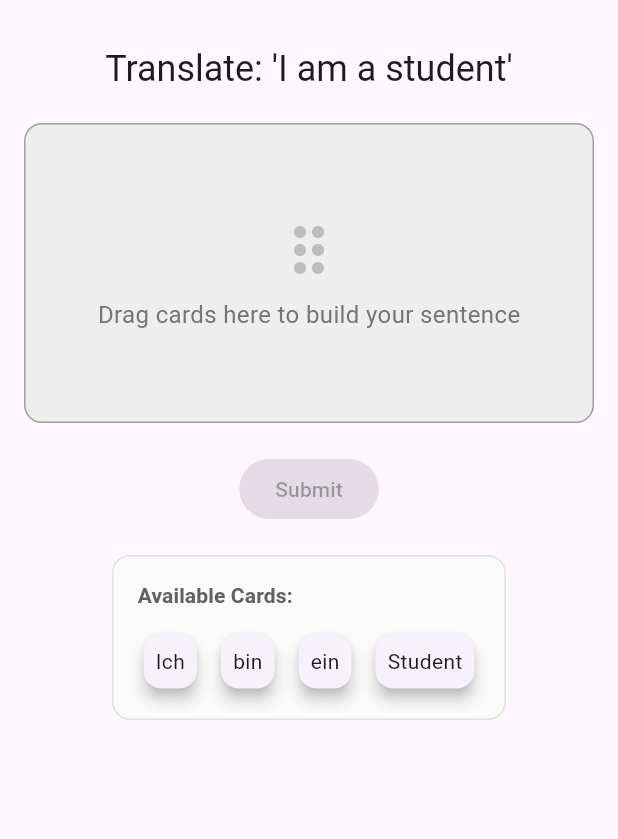
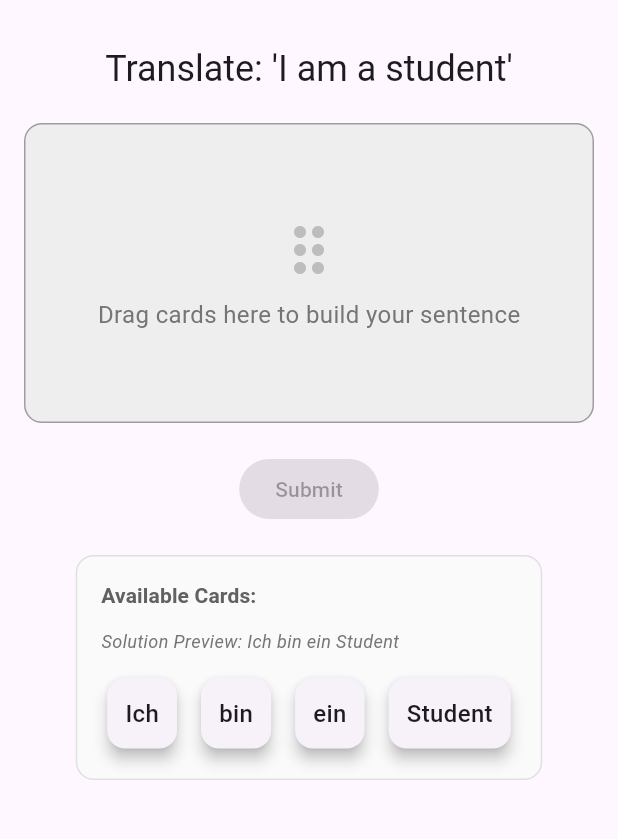
Before and after one commit to ham-zax/laxis, a Flutter app: the GameScreen screen opened directly, on a phone screen of 412 x 824 dp, the part 63-902 px from its top. Run offline on Flutter 3.47's test engine with Material 3 defaults, Android fonts, the phone set to English and light mode, and no system bars; our stand-ins replace shared_preferences; accounts and stored records are empty.

Commit message:
refactor: Update CardWidget and GameScreen to improve card management and interaction

```diff
--- a/packages/laxis_ui/lib/card_widget.dart
+++ b/packages/laxis_ui/lib/card_widget.dart
@@ -1,33 +1,26 @@
 import 'package:flutter/material.dart';
 import 'conjugation_widget.dart';
 
-class CardWidget extends StatefulWidget {
+class CardWidget extends StatelessWidget {
   const CardWidget({
     super.key,
     required this.text,
-    this.isDraggable = true,
     this.isUsed = false,
-    this.onDragStarted,
-    this.onDragEnd,
+    this.elevation,
+    this.onTap,
   });
 
   final String text;
-  final bool isDraggable;
   final bool isUsed;
-  final VoidCallback? onDragStarted;
-  final VoidCallback? onDragEnd;
+  final double? elevation;
+  final VoidCallback? onTap;
 
   @override
-  State<CardWidget> createState() => _CardWidgetState();
-}
-
-class _CardWidgetState extends State<CardWidget> {
-  @override
   Widget build(BuildContext context) {
-    final cardWidget = GestureDetector(
-      onTap: () {
+    return GestureDetector(
+      onTap: onTap ?? () {
         const toBeForms = {'bin', 'bist', 'ist', 'sind', 'seid'};
-        if (toBeForms.contains(widget.text)) {
+        if (toBeForms.contains(text)) {
           showDialog(
             context: context,
             builder: (context) => const ConjugationWidget(),
@@ -35,58 +28,84 @@ class _CardWidgetState extends State<CardWidget> {
         }
       },
       child: Card(
-        elevation: widget.isUsed ? 1.0 : 4.0,
-        color: widget.isUsed ? Colors.grey[300] : null,
+        elevation: elevation ?? (isUsed ? 1.0 : 4.0),
+        color: isUsed ? Colors.grey[300] : null,
         child: Padding(
-          padding: const EdgeInsets.all(8.0),
+          padding: const EdgeInsets.all(12.0),
           child: Text(
-            widget.text,
+            text,
             style: TextStyle(
-              color: widget.isUsed ? Colors.grey[600] : null,
+              color: isUsed ? Colors.grey[600] : null,
+              fontSize: 16,
+              fontWeight: FontWeight.w500,
             ),
           ),
         ),
       ),
     );
+  }
+}
 
-    if (!widget.isDraggable || widget.isUsed) {
-      return cardWidget;
+class DraggableCardWidget extends StatefulWidget {
+  const DraggableCardWidget({
+    super.key,
+    required this.cardId,
+    required this.text,
+    this.isUsed = false,
+    this.onDragStarted,
+    this.onDragEnd,
+  });
+
+  final String cardId;
+  final String text;
+  final bool isUsed;
+  final VoidCallback? onDragStarted;
+  final VoidCallback? onDragEnd;
+
+  @override
+  State<DraggableCardWidget> createState() => _DraggableCardWidgetState();
+}
+
+class _DraggableCardWidgetState extends State<DraggableCardWidget> {
+  @override
+  Widget build(BuildContext context) {
+    if (widget.isUsed) {
+      return CardWidget(
+        text: widget.text,
+        isUsed: true,
+      );
     }
 
-    return Draggable<String>(
-      data: widget.text,
+    return Draggable<Map<String, String>>(
+      data: {'id': widget.cardId, 'text': widget.text},
       onDragStarted: widget.onDragStarted,
       onDragEnd: (_) => widget.onDragEnd?.call(),
       feedback: Material(
-        elevation: 6.0,
+        elevation: 8.0,
+        borderRadius: BorderRadius.circular(8),
         child: Container(
+          padding: const EdgeInsets.all(12.0),
           decoration: BoxDecoration(
             color: Colors.blue[50],
             borderRadius: BorderRadius.circular(8),
             border: Border.all(color: Colors.blue, width: 2),
           ),
-          padding: const EdgeInsets.all(8.0),
           child: Text(
             widget.text,
             style: const TextStyle(
               fontWeight: FontWeight.bold,
               color: Colors.blue,
+              fontSize: 16,
             ),
           ),
         ),
       ),
-      childWhenDragging: Card(
+      childWhenDragging: CardWidget(
+        text: widget.text,
         elevation: 1.0,
-        color: Colors.grey[200],
-        child: Padding(
-          padding: const EdgeInsets.all(8.0),
-          child: Text(
-            widget.text,
-            style: TextStyle(color: Colors.grey[500]),
-          ),
-        ),
+        onTap: () {}, // Disable tap when dragging
       ),
-      child: cardWidget,
+      child: CardWidget(text: widget.text),
     );
   }
 }
--- a/packages/laxis_ui/lib/game_screen.dart
+++ b/packages/laxis_ui/lib/game_screen.dart
@@ -20,8 +20,8 @@ class GameScreen extends StatefulWidget {
 class _GameScreenState extends State<GameScreen> {
   late final LaxisEngine _engine;
   lmi.Quest? _currentQuest;
-  List<lmi.Card> _cards = [];
-  Set<String> _usedCards = {};
+  List<lmi.Card> _availableCards = [];
+  Set<String> _usedCardIds = {};
 
   @override
   void initState() {
@@ -40,9 +40,9 @@ class _GameScreenState extends State<GameScreen> {
   void _loadNextQuest() {
     setState(() {
       _currentQuest = _engine.getNextQuest(widget.level);
-      _usedCards.clear();
+      _usedCardIds.clear();
       if (_currentQuest != null) {
-        _cards = _engine.getCardsForQuest(_currentQuest!);
+        _availableCards = _engine.getCardsForQuest(_currentQuest!);
       }
     });
   }
@@ -54,16 +54,32 @@ class _GameScreenState extends State<GameScreen> {
     }
   }
 
-  void _onCardUsed(String cardText) {
+  void _onCardUsed(String cardId) {
     setState(() {
-      _usedCards.add(cardText);
+      _usedCardIds.add(cardId);
     });
   }
 
-  void _onCardRemoved(String cardText) {
+  void _onCardRemoved(String cardId) {
     setState(() {
-      _usedCards.remove(cardText);
+      _usedCardIds.remove(cardId);
     });
+  }
+
+  List<String> _getSolutionTexts() {
+    if (_currentQuest == null || _engine.languageModuleData == null) {
+      return [];
+    }
+
+    return _currentQuest!.solution.map((cardId) {
+      try {
+        final card = _engine.languageModuleData!.cards
+            .firstWhere((c) => c.id == cardId);
+        return card.text;
+      } catch (e) {
+        return 'Unknown';
+      }
+    }).toList();
   }
 
   @override
@@ -94,9 +110,7 @@ class _GameScreenState extends State<GameScreen> {
                   const SizedBox(height: 20),
                   SentenceBuildingMat(
                     onCorrect: _onQuestCompleted,
-                    solution: _currentQuest!.solution.map((id) =>
-                      _engine.languageModuleData!.cards.firstWhere((c) => c.id == id).text
-                    ).toList(),
+                    solution: _currentQuest!.solution,
                     onCardUsed: _onCardUsed,
                     onCardRemoved: _onCardRemoved,
                   ),
@@ -119,23 +133,37 @@ class _GameScreenState extends State<GameScreen> {
                           ),
                         ),
                         const SizedBox(height: 12),
+                        Column(
+                          crossAxisAlignment: CrossAxisAlignment.start,
+                          children: [
+                            Text(
+                              'Solution Preview: ${_getSolutionTexts().join(" ")}',
+                              style: TextStyle(
+                                fontSize: 12,
+                                color: Colors.grey[600],
+                                fontStyle: FontStyle.italic,
+                              ),
+                            ),
+                            const SizedBox(height: 12),
                             Wrap(
                               spacing: 8.0,
                               runSpacing: 8.0,
-                          children: _cards.map((card) {
-                            final isUsed = _usedCards.contains(card.text);
-                            return CardWidget(
+                              children: _availableCards.map((card) {
+                                final isUsed = _usedCardIds.contains(card.id);
+                                return DraggableCardWidget(
+                                  cardId: card.id,
                                   text: card.text,
-                              isDraggable: !isUsed,
                                   isUsed: isUsed,
                                   onDragStarted: () {
-                                // Optional: Add haptic feedback or sound
+                                    // Optional: Add haptic feedback
                                   },
                                   onDragEnd: () {
                                     // Optional: Add completion feedback
                                   },
                                 );
                               }).toList(),
+                            ),
+                          ],
                         ),
                       ],
                     ),
--- a/packages/laxis_ui/lib/sentence_building_mat.dart
+++ b/packages/laxis_ui/lib/sentence_building_mat.dart
@@ -11,9 +11,9 @@ class SentenceBuildingMat extends StatefulWidget {
   });
 
   final VoidCallback? onCorrect;
-  final List<String> solution;
-  final Function(String)? onCardUsed;
-  final Function(String)? onCardRemoved;
+  final List<String> solution; // List of card IDs in correct order
+  final Function(String cardId)? onCardUsed;
+  final Function(String cardId)? onCardRemoved;
 
   @override
   State<SentenceBuildingMat> createState() => _SentenceBuildingMatState();
@@ -21,7 +21,7 @@ class SentenceBuildingMat extends StatefulWidget {
 
 class _SentenceBuildingMatState extends State<SentenceBuildingMat>
     with TickerProviderStateMixin {
-  final List<String> _cards = [];
+  final List<Map<String, String>> _placedCards = []; // {id, text}
   bool? _isCorrect;
   bool _isDragOver = false;
   late AnimationController _shakeController;
@@ -50,46 +50,56 @@ class _SentenceBuildingMatState extends State<SentenceBuildingMat>
   }
 
   void _checkAnswer() {
-    bool isCorrect = true;
-    if (_cards.length != widget.solution.length) {
-      isCorrect = false;
-    } else {
-      for (int i = 0; i < _cards.length; i++) {
-        if (_cards[i] != widget.solution[i]) {
-          isCorrect = false;
-          break;
-        }
+    if (_placedCards.length != widget.solution.length) {
+      _setIncorrect();
+      return;
+    }
+
+    // Check if placed cards match solution order by ID
+    for (int i = 0; i < _placedCards.length; i++) {
+      if (_placedCards[i]['id'] != widget.solution[i]) {
+        _setIncorrect();
+        return;
       }
     }
 
+    // All cards are correct
     setState(() {
-      _isCorrect = isCorrect;
+      _isCorrect = true;
     });
 
-    if (isCorrect) {
+    // Delay to show success state, then trigger callback
+    Future.delayed(const Duration(milliseconds: 500), () {
       widget.onCorrect?.call();
-    } else {
-      _shakeController.forward().then((_) => _shakeController.reverse());
+    });
+  }
+
+  void _setIncorrect() {
+    setState(() {
+      _isCorrect = false;
+    });
+    _shakeController.forward().then((_) => _shakeController.reverse());
+  }
+
+  void _removeCard(int index) {
+    if (index >= 0 && index < _placedCards.length) {
+      final removedCard = _placedCards[index];
+      setState(() {
+        _placedCards.removeAt(index);
+        _isCorrect = null;
+      });
+      widget.onCardRemoved?.call(removedCard['id']!);
     }
   }
 
-  void _removeCard(int index) {
-    final removedCard = _cards[index];
+  void _clearAll() {
+    final removedCards = List<Map<String, String>>.from(_placedCards);
     setState(() {
-      _cards.removeAt(index);
-      _isCorrect = null;
-    });
-    widget.onCardRemoved?.call(removedCard);
-  }
-
-  void _clearAll() {
-    final removedCards = List<String>.from(_cards);
-    setState(() {
-      _cards.clear();
+      _placedCards.clear();
       _isCorrect = null;
     });
     for (final card in removedCards) {
-      widget.onCardRemoved?.call(card);
+      widget.onCardRemoved?.call(card['id']!);
     }
   }
 
@@ -103,19 +113,19 @@ class _SentenceBuildingMatState extends State<SentenceBuildingMat>
           builder: (context, child) {
             return Transform.translate(
               offset: Offset(_shakeAnimation.value, 0),
-              child: DragTarget<String>(
+              child: DragTarget<Map<String, String>>(
                 onWillAccept: (data) {
                   setState(() => _isDragOver = true);
-                  return data != null && !_cards.contains(data);
+                  return data != null && data['id'] != null && data['text'] != null;
                 },
                 onLeave: (_) => setState(() => _isDragOver = false),
                 onAccept: (data) {
                   setState(() {
-                    _cards.add(data);
+                    _placedCards.add(data);
                     _isCorrect = null;
                     _isDragOver = false;
                   });
-                  widget.onCardUsed?.call(data);
+                  widget.onCardUsed?.call(data['id']!);
                 },
                 builder: (context, candidateData, rejectedData) {
                   return AnimatedContainer(
@@ -134,7 +144,7 @@ class _SentenceBuildingMatState extends State<SentenceBuildingMat>
                       ),
                       borderRadius: BorderRadius.circular(12),
                     ),
-                    child: _cards.isEmpty
+                    child: _placedCards.isEmpty
                         ? Center(
                             child: Column(
                               mainAxisAlignment: MainAxisAlignment.center,
@@ -171,16 +181,17 @@ class _SentenceBuildingMatState extends State<SentenceBuildingMat>
                             onReorder: (oldIndex, newIndex) {
                               setState(() {
                                 if (newIndex > oldIndex) newIndex -= 1;
-                                final item = _cards.removeAt(oldIndex);
-                                _cards.insert(newIndex, item);
+                                final item = _placedCards.removeAt(oldIndex);
+                                _placedCards.insert(newIndex, item);
                                 _isCorrect = null;
                               });
                             },
-                            itemCount: _cards.length,
+                            itemCount: _placedCards.length,
                             itemBuilder: (context, index) {
-                              final text = _cards[index];
+                              final card = _placedCards[index];
+                              final text = card['text']!;
                               return Container(
-                                key: ValueKey('mat_${text}_$index'),
+                                key: ValueKey('mat_${card['id']}_$index'),
                                 margin: const EdgeInsets.symmetric(horizontal: 6),
                                 padding: const EdgeInsets.symmetric(horizontal: 12, vertical: 8),
                                 decoration: BoxDecoration(
@@ -239,13 +250,13 @@ class _SentenceBuildingMatState extends State<SentenceBuildingMat>
         Row(
           mainAxisAlignment: MainAxisAlignment.spaceEvenly,
           children: [
-            if (_cards.isNotEmpty)
+            if (_placedCards.isNotEmpty)
               TextButton(
                 onPressed: _clearAll,
                 child: const Text('Clear All'),
               ),
             ElevatedButton(
-              onPressed: _cards.isNotEmpty ? _checkAnswer : null,
+              onPressed: _placedCards.isNotEmpty ? _checkAnswer : null,
               child: const Text('Submit'),
             ),
             if (_isCorrect != null)
```
Lines whose indentation alone changed are shown as unchanged.
